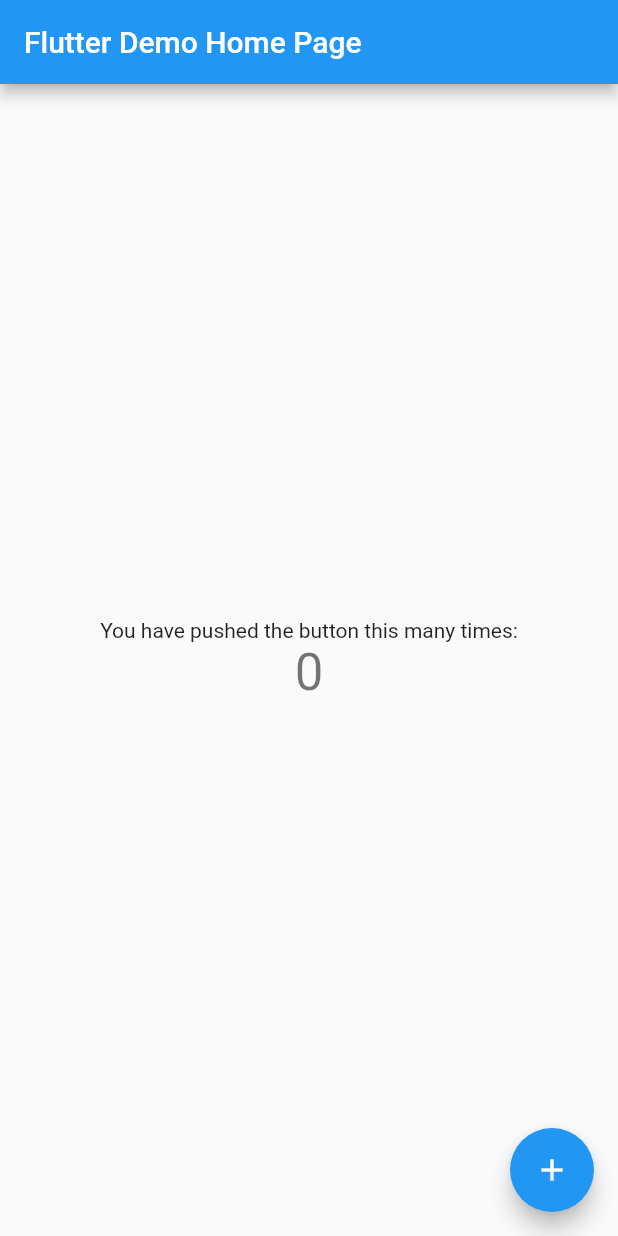
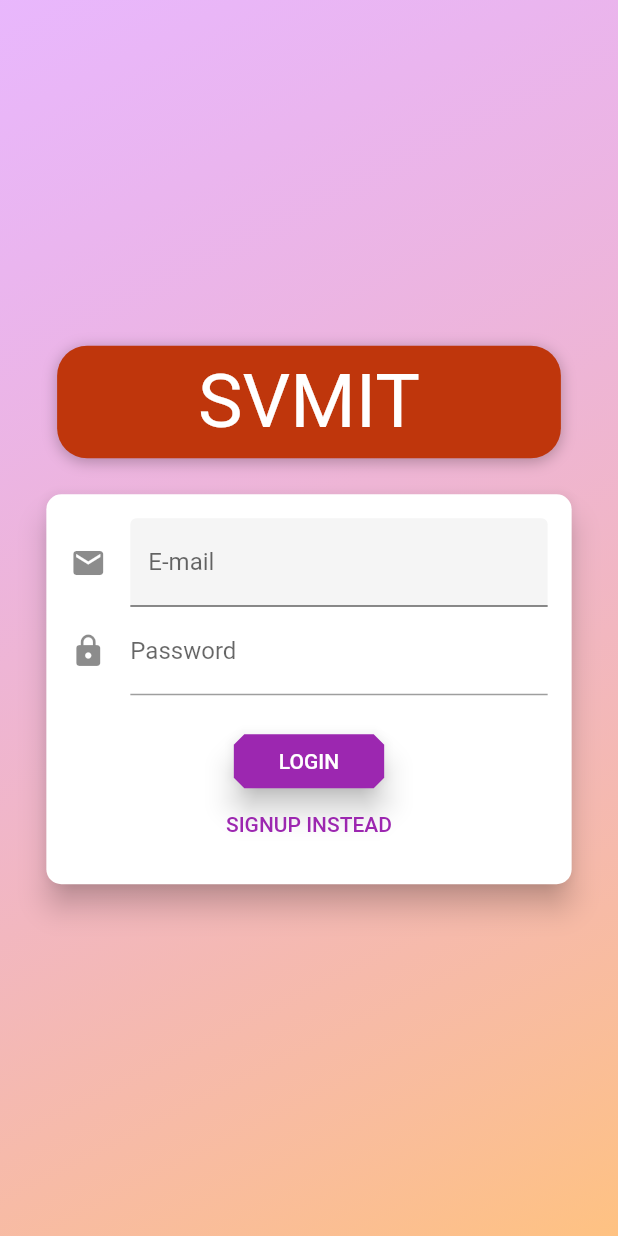
Before and after one commit to Patelrahul4884/Accreditation_Evaluation, a Flutter app: the screen it shows after launch, on a phone screen of 412 x 824 dp. Run offline on Flutter 3.47's test engine with Material 2 defaults, Android fonts, the phone set to English and light mode, and no system bars; Roboto replaces fonts that are missing (Anton).

Commit message:
Login-Signup with Firebase

```diff
--- /dev/null
+++ b/lib/Providers/auth.dart
@@ -0,0 +1,32 @@
+import 'package:flutter/foundation.dart';
+import 'package:http/http.dart' as http;
+import 'dart:convert';
+
+class Auth with ChangeNotifier {
+  String _token;
+  DateTime _expiryDate;
+  String _userId;
+
+  Future<void> signup(String email, String password) async {
+    const url =
+        'https://identitytoolkit.googleapis.com/v1/accounts:signUp?key=AIzaSyDUGlrxQcBswmf5Rr8zizk03-_1kkUi9Sg';
+    final response = await http.post(url,
+        body: json.encode({
+          'email': email,
+          'password': password,
+          'returnSecureToken': true,
+        }));
+        print(json.decode(response.body));
+  }
+  Future<void> login(String email, String password) async {
+    const url=
+    'https://identitytoolkit.googleapis.com/v1/accounts:signInWithPassword?key=AIzaSyDUGlrxQcBswmf5Rr8zizk03-_1kkUi9Sg';
+     final response = await http.post(url,
+        body: json.encode({
+          'email': email,
+          'password': password,
+          'returnSecureToken': true,
+        }));
+        print(json.decode(response.body));
+}
+}
--- /dev/null
+++ b/lib/Screens/auth_screen.dart
@@ -0,0 +1,232 @@
+import 'dart:math';
+import '../Providers/auth.dart';
+import 'package:flutter/material.dart';
+import 'package:provider/provider.dart';
+
+enum AuthMode { Signup, Login }
+
+class AuthScreen extends StatelessWidget {
+  static const routeName = '/auth';
+
+  @override
+  Widget build(BuildContext context) {
+    final deviceSize = MediaQuery.of(context).size;
+    // final transformConfig = Matrix4.rotationZ(-8 * pi / 180);
+    // transformConfig.translate(-10.0);
+    return Scaffold(
+      // resizeToAvoidBottomInset: false,
+      body: Stack(
+        children: <Widget>[
+          Container(
+            decoration: BoxDecoration(
+              gradient: LinearGradient(
+                colors: [
+                  Color.fromRGBO(215, 117, 255, 1).withOpacity(0.5),
+                  Color.fromRGBO(255, 188, 117, 1).withOpacity(0.9),
+                ],
+                begin: Alignment.topLeft,
+                end: Alignment.bottomRight,
+                stops: [0, 1],
+              ),
+            ),
+          ),
+          SingleChildScrollView(
+            child: Container(
+              height: deviceSize.height,
+              width: deviceSize.width,
+              child: Column(
+                mainAxisAlignment: MainAxisAlignment.center,
+                crossAxisAlignment: CrossAxisAlignment.center,
+                children: <Widget>[
+                  Flexible(
+                    child:
+                        Container(
+                          margin: EdgeInsets.only(bottom: 20),
+                          padding: EdgeInsets.symmetric(vertical: 8.0, horizontal: 94.0),
+                          decoration: BoxDecoration(
+                            borderRadius: BorderRadius.circular(20),
+                            color: Colors.deepOrange.shade900,
+                            boxShadow: [
+                              BoxShadow(
+                                blurRadius: 8,
+                                color: Colors.black26,
+                                offset: Offset(0, 2),
+                              )
+                            ],
+                          ),
+                          child: Text(
+                            'SVMIT',
+                            style: TextStyle(
+                              color:
+                                  Theme.of(context).accentTextTheme.title.color,
+                              fontSize: 50,
+                              fontFamily: 'Anton',
+                              fontWeight: FontWeight.normal,
+                            ),
+                          ),
+                        ),
+                  ),
+                  Flexible(
+                    flex: deviceSize.width > 600 ? 2 : 1,
+                    child: AuthCard(),
+                  ),
+                ],
+              ),
+            ),
+          ),
+        ],
+      ),
+    );
+  }
+}
+
+class AuthCard extends StatefulWidget {
+  const AuthCard({
+    Key key,
+  }) : super(key: key);
+
+  @override
+  _AuthCardState createState() => _AuthCardState();
+}
+
+class _AuthCardState extends State<AuthCard> {
+  final GlobalKey<FormState> _formKey = GlobalKey();
+  AuthMode _authMode = AuthMode.Login;
+  Map<String, String> _authData = {
+    'email': '',
+    'password': '',
+  };
+  var _isLoading = false;
+  final _passwordController = TextEditingController();
+
+  Future<void> _submit()async {
+    if (!_formKey.currentState.validate()) {
+      // Invalid!
+      return;
+    }
+    _formKey.currentState.save();
+    setState(() {
+      _isLoading = true;
+    });
+    if (_authMode == AuthMode.Login) {
+      // Log user in
+      await Provider.of<Auth>(context).login(_authData['email'],_authData['password']);
+    } else {
+      // Sign user up
+      await Provider.of<Auth>(context,listen: false).signup(_authData['email'], _authData['password']);
+    }
+    setState(() {
+      _isLoading = false;
+    });
+  }
+
+  void _switchAuthMode() {
+    if (_authMode == AuthMode.Login) {
+      setState(() {
+        _authMode = AuthMode.Signup;
+      });
+    } else {
+      setState(() {
+        _authMode = AuthMode.Login;
+      });
+    }
+  }
+
+  @override
+  Widget build(BuildContext context) {
+    final deviceSize = MediaQuery.of(context).size;
+    return Card(
+      shape: RoundedRectangleBorder(
+        borderRadius: BorderRadius.circular(10.0),
+      ),
+      elevation: 8.0,
+      child: Container(
+        height: _authMode == AuthMode.Signup ? 320 : 260,
+        constraints:
+            BoxConstraints(minHeight: _authMode == AuthMode.Signup ? 320 : 260),
+        width: deviceSize.width * 0.85,
+        padding: EdgeInsets.all(16.0),
+        child: Form(
+          key: _formKey,
+          child: SingleChildScrollView(
+            child: Column(
+              children: <Widget>[
+                TextFormField(
+                  decoration: const InputDecoration(
+                      border: UnderlineInputBorder(),
+                      filled: true,
+                      icon: Icon(Icons.email),
+                      hintText: 'Your email address',
+                      labelText: 'E-mail',
+                    ),
+                  keyboardType: TextInputType.emailAddress,
+                  validator: (value) {
+                    if (value.isEmpty || !value.contains('@')) {
+                      return 'Invalid email!';
+                    }
+                  },
+                  onSaved: (value) {
+                    _authData['email'] = value;
+                  },
+                ),
+                TextFormField(
+                  decoration: InputDecoration(labelText: 'Password',icon: Icon(Icons.lock),hintText: 'No more than 8 characters.'),
+                  obscureText: true,
+                  controller: _passwordController,
+                  validator: (value) {
+                    if (value.isEmpty || value.length < 5) {
+                      return 'Password is too short!';
+                    }
+                  },
+                  onSaved: (value) {
+                    _authData['password'] = value;
+                  },
+                ),
+                if (_authMode == AuthMode.Signup)
+                  TextFormField(
+                    enabled: _authMode == AuthMode.Signup,
+                    decoration: InputDecoration(labelText: 'Confirm Password',icon: Icon(Icons.lock)),
+                    obscureText: true,
+                    validator: _authMode == AuthMode.Signup
+                        ? (value) {
+                            if (value != _passwordController.text) {
+                              return 'Passwords do not match!';
+                            }
+                          }
+                        : null,
+                  ),
+                SizedBox(
+                  height: 20,
+                ),
+                if (_isLoading)
+                  CircularProgressIndicator()
+                else
+                  RaisedButton(
+                    child:
+                        Text(_authMode == AuthMode.Login ? 'LOGIN' : 'SIGN UP'),
+                        elevation: 8.0,
+                    onPressed: _submit,
+                  shape: const BeveledRectangleBorder(
+                        borderRadius: BorderRadius.all(Radius.circular(7.0)),
+                      ),
+                    padding:
+                        EdgeInsets.symmetric(horizontal: 30.0, vertical: 8.0),
+                    color: Theme.of(context).primaryColor,
+                    textColor: Theme.of(context).primaryTextTheme.button.color,
+                  ),
+                FlatButton(
+                  child: Text(
+                      '${_authMode == AuthMode.Login ? 'SIGNUP' : 'LOGIN'} INSTEAD'),
+                  onPressed: _switchAuthMode,
+                  padding: EdgeInsets.symmetric(horizontal: 30.0, vertical: 4),
+                  materialTapTargetSize: MaterialTapTargetSize.shrinkWrap,
+                  textColor: Theme.of(context).primaryColor,
+                ),
+              ],
+            ),
+          ),
+        ),
+      ),
+    );
+  }
+}
--- a/lib/main.dart
+++ b/lib/main.dart
@@ -1,111 +1,27 @@
 import 'package:flutter/material.dart';
-
+import './Screens/auth_screen.dart';
+import 'package:provider/provider.dart';
+import './Providers/auth.dart';
 void main() => runApp(MyApp());
 
 class MyApp extends StatelessWidget {
   // This widget is the root of your application.
   @override
   Widget build(BuildContext context) {
-    return MaterialApp(
-      title: 'Flutter Demo',
-      theme: ThemeData(
-        // This is the theme of your application.
-        //
-        // Try running your application with "flutter run". You'll see the
-        // application has a blue toolbar. Then, without quitting the app, try
-        // changing the primarySwatch below to Colors.green and then invoke
-        // "hot reload" (press "r" in the console where you ran "flutter run",
-        // or simply save your changes to "hot reload" in a Flutter IDE).
-        // Notice that the counter didn't reset back to zero; the application
-        // is not restarted.
-        primarySwatch: Colors.blue,
+    return MultiProvider(
+      providers:[
+        ChangeNotifierProvider.value(
+          value:Auth(),
+        )
+      ],child:MaterialApp(
+        title: 'Your Diary',
+        theme: ThemeData(
+          primarySwatch: Colors.purple,
+          accentColor: Colors.deepOrange,
+        ),
+        home: AuthScreen(),
       ),
-      home: MyHomePage(title: 'Flutter Demo Home Page'),
+
     );
   }
 }
-
-class MyHomePage extends StatefulWidget {
-  MyHomePage({Key key, this.title}) : super(key: key);
-
-  // This widget is the home page of your application. It is stateful, meaning
-  // that it has a State object (defined below) that contains fields that affect
-  // how it looks.
-
-  // This class is the configuration for the state. It holds the values (in this
-  // case the title) provided by the parent (in this case the App widget) and
-  // used by the build method of the State. Fields in a Widget subclass are
-  // always marked "final".
-
-  final String title;
-
-  @override
-  _MyHomePageState createState() => _MyHomePageState();
-}
-
-class _MyHomePageState extends State<MyHomePage> {
-  int _counter = 0;
-
-  void _incrementCounter() {
-    setState(() {
-      // This call to setState tells the Flutter framework that something has
-      // changed in this State, which causes it to rerun the build method below
-      // so that the display can reflect the updated values. If we changed
-      // _counter without calling setState(), then the build method would not be
-      // called again, and so nothing would appear to happen.
-      _counter++;
-    });
-  }
-
-  @override
-  Widget build(BuildContext context) {
-    // This method is rerun every time setState is called, for instance as done
-    // by the _incrementCounter method above.
-    //
-    // The Flutter framework has been optimized to make rerunning build methods
-    // fast, so that you can just rebuild anything that needs updating rather
-    // than having to individually change instances of widgets.
-    return Scaffold(
-      appBar: AppBar(
-        // Here we take the value from the MyHomePage object that was created by
-        // the App.build method, and use it to set our appbar title.
-        title: Text(widget.title),
-      ),
-      body: Center(
-        // Center is a layout widget. It takes a single child and positions it
-        // in the middle of the parent.
-        child: Column(
-          // Column is also a layout widget. It takes a list of children and
-          // arranges them vertically. By default, it sizes itself to fit its
-          // children horizontally, and tries to be as tall as its parent.
-          //
-          // Invoke "debug painting" (press "p" in the console, choose the
-          // "Toggle Debug Paint" action from the Flutter Inspector in Android
-          // Studio, or the "Toggle Debug Paint" command in Visual Studio Code)
-          // to see the wireframe for each widget.
-          //
-          // Column has various properties to control how it sizes itself and
-          // how it positions its children. Here we use mainAxisAlignment to
-          // center the children vertically; the main axis here is the vertical
-          // axis because Columns are vertical (the cross axis would be
-          // horizontal).
-          mainAxisAlignment: MainAxisAlignment.center,
-          children: <Widget>[
-            Text(
-              'You have pushed the button this many times:',
-            ),
-            Text(
-              '$_counter',
-              style: Theme.of(context).textTheme.display1,
-            ),
-          ],
-        ),
-      ),
-      floatingActionButton: FloatingActionButton(
-        onPressed: _incrementCounter,
-        tooltip: 'Increment',
-        child: Icon(Icons.add),
-      ), // This trailing comma makes auto-formatting nicer for build methods.
-    );
-  }
-}
--- a/pubspec.yaml
+++ b/pubspec.yaml
@@ -19,7 +19,8 @@ environment:
 dependencies:
   flutter:
     sdk: flutter
-
+  http: ^0.12.0+2
+  provider: ^3.1.0
   # The following adds the Cupertino Icons font to your application.
   # Use with the CupertinoIcons class for iOS style icons.
   cupertino_icons: ^0.1.2
```
